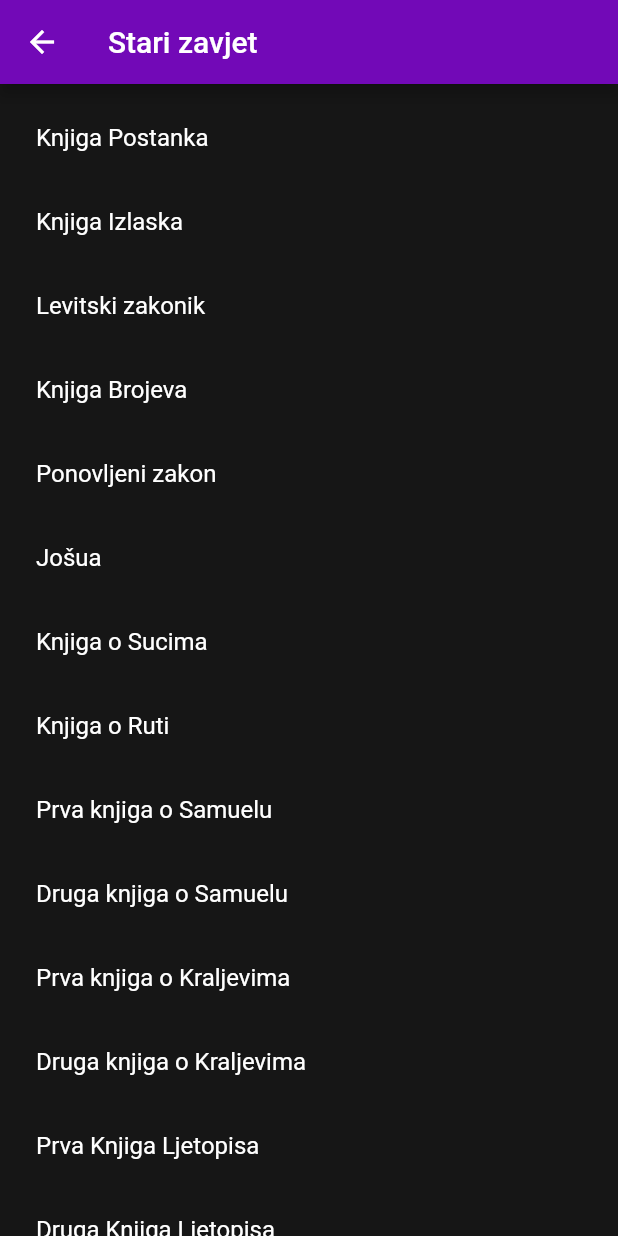
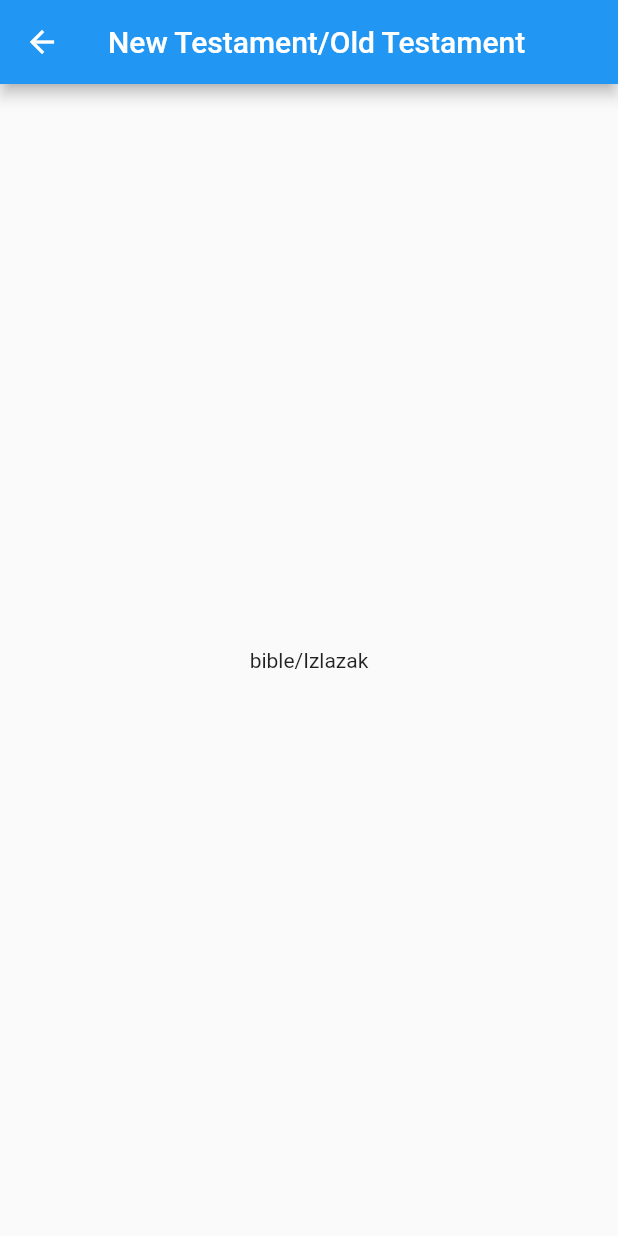
Before and after one commit to IvanVnucec/Biblija-KS, a Flutter app: the ListOldTestamentBooks screen opened directly, after a tap on "Knjiga Izlaska", on a phone screen of 412 x 824 dp. Run offline on Flutter 3.47's test engine with Material 2 defaults, Android fonts, the phone set to English and light mode, and no system bars.

Commit message:
on tap go to chapter list view

```diff
--- /dev/null
+++ b/app/bible/lib/pages/chapter_list.dart
@@ -0,0 +1,26 @@
+import 'package:flutter/material.dart';
+
+class ChaptersList extends StatefulWidget {
+  final String bookPath;
+
+  const ChaptersList(this.bookPath, {Key? key}) : super(key: key);
+
+  @override
+  State<StatefulWidget> createState() => _ChaptersListState();
+}
+
+class _ChaptersListState extends State<ChaptersList> {
+  @override
+  Widget build(BuildContext context) {
+    // TODO: get files list
+    return Scaffold(
+      appBar: AppBar(
+        // TODO: add New Testament or old testament title text
+        title: const Text('New Testament/Old Testament'),
+      ),
+      body: Center(
+        child: Text(widget.bookPath),
+        ),
+      );
+  }
+}
--- a/app/bible/lib/pages/home.dart
+++ b/app/bible/lib/pages/home.dart
@@ -50,7 +50,8 @@ class MyHome extends StatelessWidget {
                   Navigator.push(
                     context,
                     MaterialPageRoute(
-                        builder: (context) => const ListNewTestamentBooks()),
+                        // TODO: switch to the new testament book list
+                        builder: (context) => const ListOldTestamentBooks()),
                   );
                 },
               ),
--- a/app/bible/lib/pages/testament_list.dart
+++ b/app/bible/lib/pages/testament_list.dart
@@ -1,97 +1,117 @@
+import 'package:bible/pages/chapter_list.dart';
 import 'package:bible/res/colors.dart';
 import 'package:flutter/material.dart';
-import 'package:flutter/services.dart';
 
 class TestamentBookListTile extends ListTile {
-  TestamentBookListTile(String bookName, String bookPath, {Key? key})
+  TestamentBookListTile(String bookName, String bookPath, Function onTap,
+      {Key? key})
       : super(
           key: key,
           title: Text(bookName),
           textColor: MyColors.appBarForegroundColor,
-          onTap: () async {
-            // TODO: load text from assets and switch context
-            /*
-            String asd = await rootBundle.loadString(
-                'assets/bible/Knjiga_Postanka/Knjiga_Postanka_-_1.html');
-            */
+          onTap: () {
+            onTap(bookPath);
           },
         );
 }
 
 class ListOldTestamentBooks extends StatelessWidget {
+  static late BuildContext _context;
+
+  static Future<void> changeContextOnTap(String bookPath) async {
+    Navigator.push(
+        _context, MaterialPageRoute(builder: (context) => ChaptersList(bookPath)));
+  }
+
   static var oldTestamentBooksSortedList = <Widget>[
-    TestamentBookListTile('Knjiga Postanka', 'bible/Knjiga_Postanka'),
-    TestamentBookListTile('Knjiga Izlaska', 'bible/Izlazak'),
-    TestamentBookListTile('Levitski zakonik', 'bible/Levitski_zakonik'),
-    TestamentBookListTile('Knjiga Brojeva', 'bible/Brojevi'),
-    TestamentBookListTile('Ponovljeni zakon', 'bible/Ponovljeni_zakon'),
-    TestamentBookListTile('Jošua', 'bible/Josua'),
-    TestamentBookListTile('Knjiga o Sucima', 'bible/Suci'),
-    TestamentBookListTile('Knjiga o Ruti', 'bible/Ruta'),
-    TestamentBookListTile('Prva knjiga o Samuelu', 'bible/Samuel_I'),
-    TestamentBookListTile('Druga knjiga o Samuelu', 'bible/Samuel_II'),
-    TestamentBookListTile('Prva knjiga o Kraljevima', 'bible/Kraljevi_I'),
-    TestamentBookListTile('Druga knjiga o Kraljevima', 'bible/Kraljevi_II'),
-    TestamentBookListTile('Prva Knjiga Ljetopisa', 'bible/Ljetopisi_I'),
-    TestamentBookListTile('Druga Knjiga Ljetopisa', 'bible/Ljetopisi_II'),
-    TestamentBookListTile('Ezra', 'bible/Ezra'),
-    TestamentBookListTile('Nehemija', 'bible/Nehemija'),
-    TestamentBookListTile('Tobija', 'bible/Tobija'),
-    TestamentBookListTile('Judita', 'bible/Judita'),
-    TestamentBookListTile('Estera', 'bible/Estera'),
-    TestamentBookListTile('Prva knjiga o Makabejcima', 'bible/Makabejci_I'),
-    TestamentBookListTile('Druga knjiga o Makabejcima', 'bible/Makabejci_II'),
-    TestamentBookListTile('Knjiga o Jobu', 'bible/Job'),
-    TestamentBookListTile('Psalmi', 'bible/Psalmi'),
-    TestamentBookListTile('Mudre izreke', 'bible/Izreke'),
-    TestamentBookListTile('Propovjednik', 'bible/Propovjednik'),
-    TestamentBookListTile('Pjesma nad pjesmama', 'bible/Pjesma_nad_pjesmama'),
-    TestamentBookListTile('Knjiga Mudrosti', 'bible/Mudrost'),
-    TestamentBookListTile('Knjiga Sirahova', 'bible/Sirah'),
-    TestamentBookListTile('Izaija', 'bible/Izaija'),
-    TestamentBookListTile('Jeremija', 'bible/Jeremija'),
-    TestamentBookListTile('Tužaljke', 'bible/Tuzaljke'),
-    TestamentBookListTile('Baruh', 'bible/Baruh'),
-    TestamentBookListTile('Ezekiel', 'bible/Ezekiel'),
-    TestamentBookListTile('Daniel', 'bible/Daniel'),
-    TestamentBookListTile('Hošea', 'bible/Hosea'),
-    TestamentBookListTile('Joel', 'bible/Joel'),
-    TestamentBookListTile('Amos', 'bible/Amos'),
-    TestamentBookListTile('Obadija', 'bible/Obadija'),
-    TestamentBookListTile('Jona', 'bible/Jona'),
-    TestamentBookListTile('Mihej', 'bible/Mihej'),
-    TestamentBookListTile('Nahum', 'bible/Nahum'),
-    TestamentBookListTile('Habakuk', 'bible/Habakuk'),
-    TestamentBookListTile('Sefanija', 'bible/Sefanija'),
-    TestamentBookListTile('Hagaj', 'bible/Hagaj'),
-    TestamentBookListTile('Zaharija', 'bible/Zaharija'),
-    TestamentBookListTile('Malahija', 'bible/Malahija'),
-    //TestamentBookListTile('Evanđelje po Mateju', 'bible/Matej'),
-    //TestamentBookListTile('Evanđelje po Marku', 'bible/Marko'),
-    //TestamentBookListTile('Evanđelje po Luki', 'bible/Luka'),
-    //TestamentBookListTile('Evanđelje po Ivanu', 'bible/Ivan'),
-    //TestamentBookListTile('Djela apostolska', 'bible/Djela'),
-    //TestamentBookListTile('Poslanica Rimljanima', 'bible/Rimljanima'),
-    //TestamentBookListTile('Prva poslanica Korinćanima', 'bible/Korincanima_I'),
-    //TestamentBookListTile('Druga poslanica Korinćanima', 'bible/Korincanima_II'),
-    //TestamentBookListTile('Poslanica Galaćanima', 'bible/Galacanima'),
-    //TestamentBookListTile('Poslanica Efežanima', 'bible/Efezanima'),
-    //TestamentBookListTile('Poslanica Filipljanima', 'bible/Filipljanima'),
-    //TestamentBookListTile('Poslanica Kološanima', 'bible/Kolosanima'),
-    //TestamentBookListTile('Prva poslanica Solunjanima', 'bible/Solunjanima_I'),
-    //TestamentBookListTile('Druga poslanica Solunjanima', 'bible/Solunjanima_II'),
-    //TestamentBookListTile('Prva poslanica Timoteju', 'bible/Timoteju_I'),
-    //TestamentBookListTile('Druga poslanica Timoteju', 'bible/Timoteju_II'),
-    //TestamentBookListTile('Poslanica Titu', 'bible/Titu'),
-    //TestamentBookListTile('Poslanica Filemonu', 'bible/Filemonu'),
-    //TestamentBookListTile('Poslanica Hebrejima', 'bible/Hebrejima'),
-    //TestamentBookListTile('Jakovljeva poslanica', 'bible/Jakovljeva_poslanica'),
-    //TestamentBookListTile('Prva Petrova poslanica',    ble/I._Petrova_poslanica'),
-    //TestamentBookListTile('Druga Petrova poslanica',    ble/II._Petrova_poslanica'),
-    //TestamentBookListTile('Prva Ivanova poslanica',    ble/I._Ivanova_poslanica'),
-    //TestamentBookListTile('Druga Ivanova poslanica',    ble/II._Ivanova_poslanica'),
-    //TestamentBookListTile('Treća Ivanova poslanica',    ble/III._Ivanova_poslanica'),
-    //TestamentBookListTile('Poslanica Jude apostola', 'bible/Poslanica_Jude_apostola'),
+    TestamentBookListTile(
+        'Knjiga Postanka', 'bible/Knjiga_Postanka', changeContextOnTap),
+    TestamentBookListTile(
+        'Knjiga Izlaska', 'bible/Izlazak', changeContextOnTap),
+    TestamentBookListTile(
+        'Levitski zakonik', 'bible/Levitski_zakonik', changeContextOnTap),
+    TestamentBookListTile(
+        'Knjiga Brojeva', 'bible/Brojevi', changeContextOnTap),
+    TestamentBookListTile(
+        'Ponovljeni zakon', 'bible/Ponovljeni_zakon', changeContextOnTap),
+    TestamentBookListTile('Jošua', 'bible/Josua', changeContextOnTap),
+    TestamentBookListTile('Knjiga o Sucima', 'bible/Suci', changeContextOnTap),
+    TestamentBookListTile('Knjiga o Ruti', 'bible/Ruta', changeContextOnTap),
+    TestamentBookListTile(
+        'Prva knjiga o Samuelu', 'bible/Samuel_I', changeContextOnTap),
+    TestamentBookListTile(
+        'Druga knjiga o Samuelu', 'bible/Samuel_II', changeContextOnTap),
+    TestamentBookListTile(
+        'Prva knjiga o Kraljevima', 'bible/Kraljevi_I', changeContextOnTap),
+    TestamentBookListTile(
+        'Druga knjiga o Kraljevima', 'bible/Kraljevi_II', changeContextOnTap),
+    TestamentBookListTile(
+        'Prva Knjiga Ljetopisa', 'bible/Ljetopisi_I', changeContextOnTap),
+    TestamentBookListTile(
+        'Druga Knjiga Ljetopisa', 'bible/Ljetopisi_II', changeContextOnTap),
+    TestamentBookListTile('Ezra', 'bible/Ezra', changeContextOnTap),
+    TestamentBookListTile('Nehemija', 'bible/Nehemija', changeContextOnTap),
+    TestamentBookListTile('Tobija', 'bible/Tobija', changeContextOnTap),
+    TestamentBookListTile('Judita', 'bible/Judita', changeContextOnTap),
+    TestamentBookListTile('Estera', 'bible/Estera', changeContextOnTap),
+    TestamentBookListTile(
+        'Prva knjiga o Makabejcima', 'bible/Makabejci_I', changeContextOnTap),
+    TestamentBookListTile(
+        'Druga knjiga o Makabejcima', 'bible/Makabejci_II', changeContextOnTap),
+    TestamentBookListTile('Knjiga o Jobu', 'bible/Job', changeContextOnTap),
+    TestamentBookListTile('Psalmi', 'bible/Psalmi', changeContextOnTap),
+    TestamentBookListTile('Mudre izreke', 'bible/Izreke', changeContextOnTap),
+    TestamentBookListTile(
+        'Propovjednik', 'bible/Propovjednik', changeContextOnTap),
+    TestamentBookListTile(
+        'Pjesma nad pjesmama', 'bible/Pjesma_nad_pjesmama', changeContextOnTap),
+    TestamentBookListTile(
+        'Knjiga Mudrosti', 'bible/Mudrost', changeContextOnTap),
+    TestamentBookListTile('Knjiga Sirahova', 'bible/Sirah', changeContextOnTap),
+    TestamentBookListTile('Izaija', 'bible/Izaija', changeContextOnTap),
+    TestamentBookListTile('Jeremija', 'bible/Jeremija', changeContextOnTap),
+    TestamentBookListTile('Tužaljke', 'bible/Tuzaljke', changeContextOnTap),
+    TestamentBookListTile('Baruh', 'bible/Baruh', changeContextOnTap),
+    TestamentBookListTile('Ezekiel', 'bible/Ezekiel', changeContextOnTap),
+    TestamentBookListTile('Daniel', 'bible/Daniel', changeContextOnTap),
+    TestamentBookListTile('Hošea', 'bible/Hosea', changeContextOnTap),
+    TestamentBookListTile('Joel', 'bible/Joel', changeContextOnTap),
+    TestamentBookListTile('Amos', 'bible/Amos', changeContextOnTap),
+    TestamentBookListTile('Obadija', 'bible/Obadija', changeContextOnTap),
+    TestamentBookListTile('Jona', 'bible/Jona', changeContextOnTap),
+    TestamentBookListTile('Mihej', 'bible/Mihej', changeContextOnTap),
+    TestamentBookListTile('Nahum', 'bible/Nahum', changeContextOnTap),
+    TestamentBookListTile('Habakuk', 'bible/Habakuk', changeContextOnTap),
+    TestamentBookListTile('Sefanija', 'bible/Sefanija', changeContextOnTap),
+    TestamentBookListTile('Hagaj', 'bible/Hagaj', changeContextOnTap),
+    TestamentBookListTile('Zaharija', 'bible/Zaharija', changeContextOnTap),
+    TestamentBookListTile('Malahija', 'bible/Malahija', changeContextOnTap),
+    //TestamentBookListTile('Evanđelje po Mateju', 'bible/Matej', changeContextOnTap),
+    //TestamentBookListTile('Evanđelje po Marku', 'bible/Marko', changeContextOnTap),
+    //TestamentBookListTile('Evanđelje po Luki', 'bible/Luka', changeContextOnTap),
+    //TestamentBookListTile('Evanđelje po Ivanu', 'bible/Ivan', changeContextOnTap),
+    //TestamentBookListTile('Djela apostolska', 'bible/Djela', changeContextOnTap),
+    //TestamentBookListTile('Poslanica Rimljanima', 'bible/Rimljanima', changeContextOnTap),
+    //TestamentBookListTile('Prva poslanica Korinćanima', 'bible/Korincanima_I', changeContextOnTap),
+    //TestamentBookListTile('Druga poslanica Korinćanima', 'bible/Korincanima_II', changeContextOnTap),
+    //TestamentBookListTile('Poslanica Galaćanima', 'bible/Galacanima', changeContextOnTap),
+    //TestamentBookListTile('Poslanica Efežanima', 'bible/Efezanima', changeContextOnTap),
+    //TestamentBookListTile('Poslanica Filipljanima', 'bible/Filipljanima', changeContextOnTap),
+    //TestamentBookListTile('Poslanica Kološanima', 'bible/Kolosanima', changeContextOnTap),
+    //TestamentBookListTile('Prva poslanica Solunjanima', 'bible/Solunjanima_I', changeContextOnTap),
+    //TestamentBookListTile('Druga poslanica Solunjanima', 'bible/Solunjanima_II', changeContextOnTap),
+    //TestamentBookListTile('Prva poslanica Timoteju', 'bible/Timoteju_I', changeContextOnTap),
+    //TestamentBookListTile('Druga poslanica Timoteju', 'bible/Timoteju_II', changeContextOnTap),
+    //TestamentBookListTile('Poslanica Titu', 'bible/Titu', changeContextOnTap),
+    //TestamentBookListTile('Poslanica Filemonu', 'bible/Filemonu', changeContextOnTap),
+    //TestamentBookListTile('Poslanica Hebrejima', 'bible/Hebrejima', changeContextOnTap),
+    //TestamentBookListTile('Jakovljeva poslanica', 'bible/Jakovljeva_poslanica', changeContextOnTap),
+    //TestamentBookListTile('Prva Petrova poslanica',    ble/I._Petrova_poslanica', changeContextOnTap),
+    //TestamentBookListTile('Druga Petrova poslanica',    ble/II._Petrova_poslanica', changeContextOnTap),
+    //TestamentBookListTile('Prva Ivanova poslanica',    ble/I._Ivanova_poslanica', changeContextOnTap),
+    //TestamentBookListTile('Druga Ivanova poslanica',    ble/II._Ivanova_poslanica', changeContextOnTap),
+    //TestamentBookListTile('Treća Ivanova poslanica',    ble/III._Ivanova_poslanica', changeContextOnTap),
+    //TestamentBookListTile('Poslanica Jude apostola', 'bible/Poslanica_Jude_apostola', changeContextOnTap),
     //TestamentBookListTile('Otkrivenje', 'bible/Otkrivenje'),
   ];
 
@@ -104,6 +124,8 @@ class ListOldTestamentBooks extends StatelessWidget {
 
   @override
   Widget build(BuildContext context) {
+    _context = context;
+
     return Scaffold(
       appBar: AppBar(
         title: const Text('Stari zavjet'),
@@ -117,24 +139,3 @@ class ListOldTestamentBooks extends StatelessWidget {
     );
   }
 }
-
-class ListNewTestamentBooks extends StatelessWidget {
-  const ListNewTestamentBooks({Key? key}) : super(key: key);
-
-  @override
-  Widget build(BuildContext context) {
-    return Scaffold(
-      appBar: AppBar(
-        title: const Text('Second Route'),
-      ),
-      body: Center(
-        child: ElevatedButton(
-          onPressed: () {
-            Navigator.pop(context);
-          },
-          child: const Text('Go back!'),
-        ),
-      ),
-    );
-  }
-}
--- a/app/bible/pubspec.yaml
+++ b/app/bible/pubspec.yaml
@@ -59,7 +59,7 @@ flutter:
 
   # To add assets to your application, add an assets section, like this:
   assets:
-    - assets/bible/
+    - assets/
 
   # An image asset can refer to one or more resolution-specific "variants", see
   # https://flutter.dev/assets-and-images/#resolution-aware.
```
